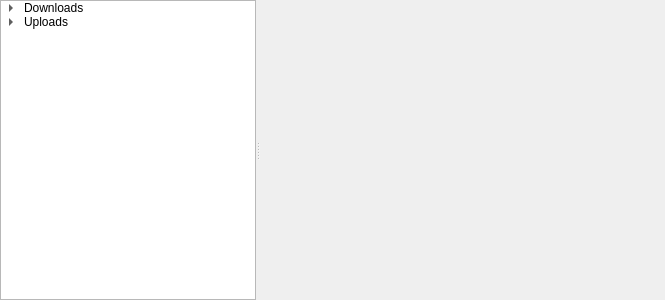
c3c/quazaa, file Quazaa/UI/widgettransfers.ui: the form before one commit.
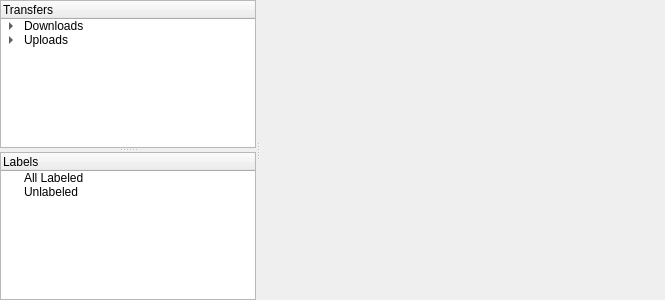
The form after the commit. The open tabs and pages were chosen to show the change. Icons and pictures are not drawn.

Commit message: Added labels to transfers tab and fixed transfers splitters.

The edit to the form file:
```diff
--- a/Quazaa/UI/widgettransfers.ui
+++ b/Quazaa/UI/widgettransfers.ui
@@ -28,6 +28,13 @@
     <widget class="QSplitter" name="splitterTransfers">
      <property name="orientation">
       <enum>Qt::Horizontal</enum>
+     </property>
+     <widget class="QSplitter" name="splitterTransfersNavigation">
+      <property name="contextMenuPolicy">
+       <enum>Qt::CustomContextMenu</enum>
+      </property>
+      <property name="orientation">
+       <enum>Qt::Vertical</enum>
      </property>
      <widget class="QTreeWidget" name="treeWidgetTransfers">
       <property name="sizePolicy">
@@ -37,7 +44,7 @@
        </sizepolicy>
       </property>
       <attribute name="headerVisible">
-       <bool>false</bool>
+        <bool>true</bool>
       </attribute>
       <column>
        <property name="text">
@@ -129,6 +136,32 @@
        </item>
       </item>
      </widget>
+      <widget class="QTreeWidget" name="treeWidgetLabels">
+       <column>
+        <property name="text">
+         <string>Labels</string>
+        </property>
+       </column>
+       <item>
+        <property name="text">
+         <string>All Labeled</string>
+        </property>
+        <property name="icon">
+         <iconset resource="../Resource.qrc">
+          <normaloff>:/Resource/Generic/SchedulerEnable.png</normaloff>:/Resource/Generic/SchedulerEnable.png</iconset>
+        </property>
+       </item>
+       <item>
+        <property name="text">
+         <string>Unlabeled</string>
+        </property>
+        <property name="icon">
+         <iconset resource="../Resource.qrc">
+          <normaloff>:/Resource/Generic/SchedulerDisable.png</normaloff>:/Resource/Generic/SchedulerDisable.png</iconset>
+        </property>
+       </item>
+      </widget>
+     </widget>
      <widget class="QStackedWidget" name="stackedWidgetTransfers">
       <property name="sizePolicy">
        <sizepolicy hsizetype="Expanding" vsizetype="Preferred">
```
Left out of the diff: 33 changed lines with no effect on the pictures. Lines whose indentation alone changed are shown as unchanged. The commit also changes 4 other files.
